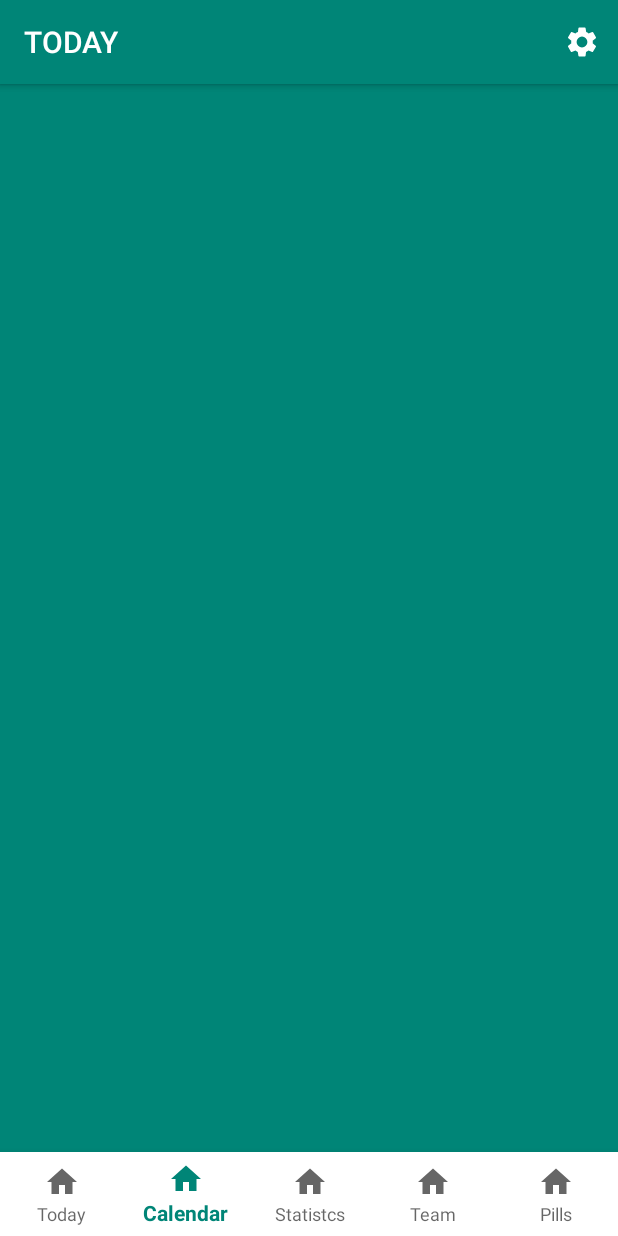
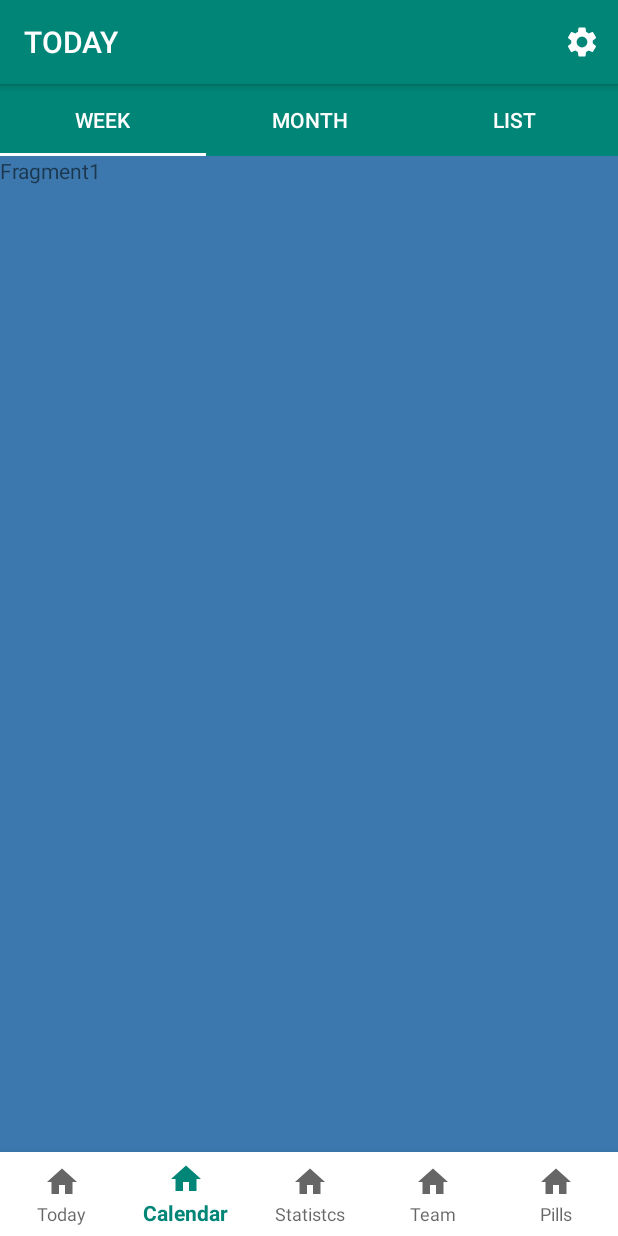
Before and after one commit to sergiger/PillRecordPISProject, an Android app: the screen it shows after launch (MainActivity), item 2 of the bottom bar chosen, on a phone screen of 412 x 824 dp. Run offline under Robolectric (Android 15) with nearby library versions, the phone set to English and light mode, and no system bars.

Commit message:
Layout: Calendar 3 Fragments (Week, Month, List)

```diff
--- a/app/src/main/AndroidManifest.xml
+++ b/app/src/main/AndroidManifest.xml
@@ -10,15 +10,9 @@
         android:supportsRtl="true"
         android:theme="@style/AppTheme">
         <activity android:name=".activity_Register4"></activity>
-        <activity android:name=".activity_today"></activity>
-        <activity android:name=".activity_register3"></activity>
-        <activity android:name=".Activity_register"></activity>
         <activity
             android:name=".ui.login.LoginActivity"
             android:label="@string/title_activity_login"></activity>
-        <activity
-            android:name=".Main2Activity"
-            android:label="@string/title_activity_main2"></activity>
         <activity android:name=".TempActivity"></activity>
         <activity android:name=".MainActivity">
             <intent-filter>
--- a/app/src/main/java/com/example/afontgou17alumnes/mypillrecord/calendar/Calendar_fragment.kt
+++ b/app/src/main/java/com/example/afontgou17alumnes/mypillrecord/calendar/Calendar_fragment.kt
@@ -2,22 +2,24 @@ package com.example.afontgou17alumnes.mypillrecord.calendar
 
 import android.arch.lifecycle.ViewModelProviders
 import android.os.Bundle
+import android.support.design.widget.TabLayout
 import android.support.v4.app.Fragment
+import android.support.v4.view.ViewPager
 import android.view.LayoutInflater
 import android.view.View
 import android.view.ViewGroup
 
 import com.example.afontgou17alumnes.mypillrecord.R
-import kotlinx.android.synthetic.main.calendar_fragment_fragment.*
 
 
 class Calendar_fragment : Fragment() {
 
     companion object {
-        fun newInstance() =
-            Calendar_fragment()
+        fun newInstance() = Calendar_fragment()
     }
 
+    var tabLayout: TabLayout? = null
+    var viewPager: ViewPager? = null
     private lateinit var viewModel: CalendarFragmentViewModel
 
     override fun onCreateView(
@@ -29,13 +31,32 @@ class Calendar_fragment : Fragment() {
 
     override fun onActivityCreated(savedInstanceState: Bundle?) {
         super.onActivityCreated(savedInstanceState)
-        // Alteracions abaix
-        toolBar.setTitle("TabLayout")
-        // setSupportActionBar(toolBar)
-        //val fragmentAdapter = PagerAdapter(supportFragmentManager)
-        //viewPager.adapter = fragmentAdapter
-        tabLayout.setupWithViewPager(viewPager)
-        // Fins aqui
+
+        tabLayout = view!!.findViewById<TabLayout>(R.id.tabLayout) //
+        viewPager = view!!.findViewById<ViewPager>(R.id.viewPager) //
+
+        tabLayout!!.addTab(tabLayout!!.newTab().setText("Week"))
+        tabLayout!!.addTab(tabLayout!!.newTab().setText("Month"))
+        tabLayout!!.addTab(tabLayout!!.newTab().setText("List"))
+        tabLayout!!.tabGravity = TabLayout.GRAVITY_FILL
+
+        val adapter = PagerAdapter(this,fragmentManager,tabLayout!!.tabCount)
+        viewPager!!.adapter = adapter
+
+        viewPager!!.addOnPageChangeListener(TabLayout.TabLayoutOnPageChangeListener(tabLayout))
+
+        tabLayout!!.addOnTabSelectedListener(object: TabLayout.OnTabSelectedListener {
+            override fun onTabReselected(tab: TabLayout.Tab) {
+                viewPager!!.currentItem = tab.position
+            }
+
+            override fun onTabUnselected(p0: TabLayout.Tab) {
+            }
+
+            override fun onTabSelected(tab: TabLayout.Tab) {
+                viewPager!!.currentItem = tab.position
+            }
+        })
         viewModel = ViewModelProviders.of(this).get(CalendarFragmentViewModel::class.java)
         // TODO: Use the ViewModel
     }
--- a/app/src/main/java/com/example/afontgou17alumnes/mypillrecord/calendar/PagerAdapter.kt
+++ b/app/src/main/java/com/example/afontgou17alumnes/mypillrecord/calendar/PagerAdapter.kt
@@ -4,24 +4,26 @@ import android.support.v4.app.Fragment
 import android.support.v4.app.FragmentManager
 import android.support.v4.app.FragmentPagerAdapter
 
-class PagerAdapter(fm: FragmentManager) : FragmentPagerAdapter(fm){
+class PagerAdapter(val myContext: Calendar_fragment, fm: FragmentManager?, internal var totalTabs: Int) : FragmentPagerAdapter(fm) {
+
     override fun getItem(position: Int): Fragment {
         return when (position) {
-            0-> { FragmentOne() }
-            1-> { FragmentTwo() }
+            0-> { return FragmentOne() }
+            1-> { return FragmentTwo() }
             else-> { return FragmentThree() }
         }
     }
 
     override fun getCount(): Int {
-        return 3
+        return totalTabs
     }
 
     override fun getPageTitle(position: Int): CharSequence? {
         return when (position) {
             0-> { "One"}
             1-> { "Two"}
-            else-> { return "Three"}
+            else -> return "Three"
         }
     }
+
 }
--- a/app/src/main/res/layout/calendar_fragment_fragment.xml
+++ b/app/src/main/res/layout/calendar_fragment_fragment.xml
@@ -1,48 +1,42 @@
 <?xml version="1.0" encoding="utf-8"?>
-<android.support.design.widget.CoordinatorLayout xmlns:android="http://schemas.android.com/apk/res/android"
+<android.support.constraint.ConstraintLayout
+    xmlns:android="http://schemas.android.com/apk/res/android"
     xmlns:tools="http://schemas.android.com/tools"
     android:layout_width="match_parent"
     android:layout_height="match_parent"
     xmlns:app="http://schemas.android.com/apk/res-auto"
     tools:context=".calendar.Calendar_fragment">
 
-    <TextView
+    <android.support.v7.widget.Toolbar
+        android:id="@+id/toolbar"
         android:layout_width="match_parent"
-        android:layout_height="match_parent"
-        android:text="calendar"
-        android:background="@color/colorPrimary"/>
+        android:layout_height="wrap_content"
+        android:background="?attr/colorPrimary"
+        android:elevation="4dp"
+        android:minHeight="?attr/actionBarSize"
+        android:theme="?attr/actionBarTheme"
+        app:layout_constraintBottom_toTopOf="@+id/tabLayout"
+        app:title="Calendar" />
 
-    <android.support.design.widget.AppBarLayout
+    <android.support.design.widget.TabLayout
+        android:id="@+id/tabLayout"
         android:layout_width="match_parent"
-        android:layout_height="?attr/actionBarSize">
-        <android.support.v7.widget.Toolbar
-            android:layout_width="match_parent"
-            android:layout_height="match_parent"
-            android:id="@+id/toolBar"
-            app:layout_scrollFlags="scroll|enterAlways"
-            app:popupTheme="@style/Theme.AppCompat">
-        </android.support.v7.widget.Toolbar>
+        android:layout_height="wrap_content"
+        app:layout_constraintTop_toBottomOf="@+id/toolbar"
+        app:tabIndicatorColor="#ffffff"
+        android:background="?attr/colorPrimary"
+        app:tabMaxWidth="0dp"
+        app:tabMode="fixed"
+        app:tabTextColor="@android:color/background_light">
 
-        <android.support.design.widget.TabLayout
-            android:layout_width="match_parent"
-            android:layout_height="wrap_content"
-            android:id="@+id/tabLayout"
-            app:tabMode="fixed"
-            app:tabMaxWidth="0dp"
-            app:tabGravity="fill"
-            app:tabIndicatorColor="#ffffff"
-            app:tabTextColor="#ffffff">
-
-
-        </android.support.design.widget.TabLayout>
-    </android.support.design.widget.AppBarLayout>
+    </android.support.design.widget.TabLayout>
 
     <android.support.v4.view.ViewPager
+        android:id="@+id/viewPager"
         android:layout_width="match_parent"
-        android:layout_height="match_parent"
-        app:layout_behavior="@string/appbar_scrolling_view_behavior"
-        android:id="@+id/viewPager">
+        android:layout_height="wrap_content"
+        app:layout_constraintTop_toBottomOf="@+id/tabLayout">
 
     </android.support.v4.view.ViewPager>
 
-</android.support.design.widget.CoordinatorLayout>
+</android.support.constraint.ConstraintLayout>
--- a/app/src/main/res/layout/fragment_one.xml
+++ b/app/src/main/res/layout/fragment_one.xml
@@ -9,6 +9,7 @@
     <TextView
         android:layout_width="match_parent"
         android:layout_height="match_parent"
-        android:text="@string/hello_blank_fragment" />
+        android:text="Fragment1"
+        android:background="@color/colorApp3"/>
 
 </FrameLayout>
--- a/app/src/main/res/layout/fragment_three.xml
+++ b/app/src/main/res/layout/fragment_three.xml
@@ -9,6 +9,5 @@
     <TextView
         android:layout_width="match_parent"
         android:layout_height="match_parent"
-        android:text="@string/hello_blank_fragment" />
-
+        android:text="Fragment3" />
 </FrameLayout>
--- a/app/src/main/res/layout/fragment_two.xml
+++ b/app/src/main/res/layout/fragment_two.xml
@@ -9,6 +9,7 @@
     <TextView
         android:layout_width="match_parent"
         android:layout_height="match_parent"
-        android:text="@string/hello_blank_fragment" />
+        android:text="Fragment2"
+        android:background="@color/cardview_dark_background"/>
 
 </FrameLayout>
```
